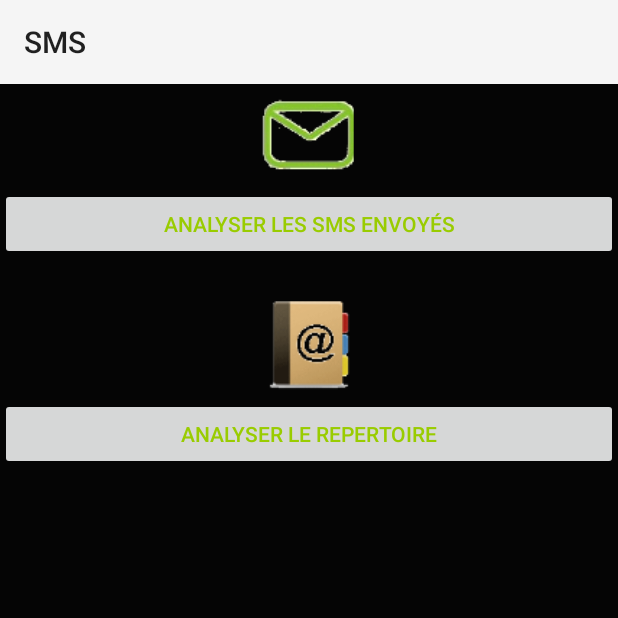
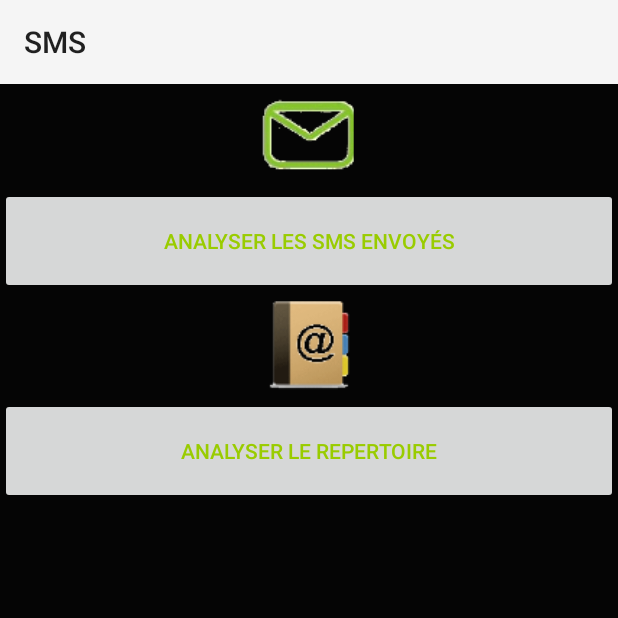
Before and after one commit to ProjetAntivirus/Anti-Virus, an Android app: the SmsController screen opened directly, with no data from a screen before it, on a phone screen of 412 x 824 dp, the top half of it. Run offline under Robolectric (Android 15) with nearby library versions, the phone set to English and light mode, and no system bars.

Commit message:
modif interface

```diff
--- a/app/src/main/res/layout/sms_view.xml
+++ b/app/src/main/res/layout/sms_view.xml
@@ -20,7 +20,7 @@
 
         <Button
             android:layout_width="match_parent"
-            android:layout_height="wrap_content"
+            android:layout_height="match_parent"
             android:text="Analyser les sms envoyés"
             android:id="@+id/smsEnvoye"
             android:singleLine="false"
@@ -43,7 +43,7 @@
 
         <Button
             android:layout_width="match_parent"
-            android:layout_height="wrap_content"
+            android:layout_height="match_parent"
             android:text="Analyser le repertoire"
             android:id="@+id/repertoryButton"
             android:textColor="#99CC00" />
```
